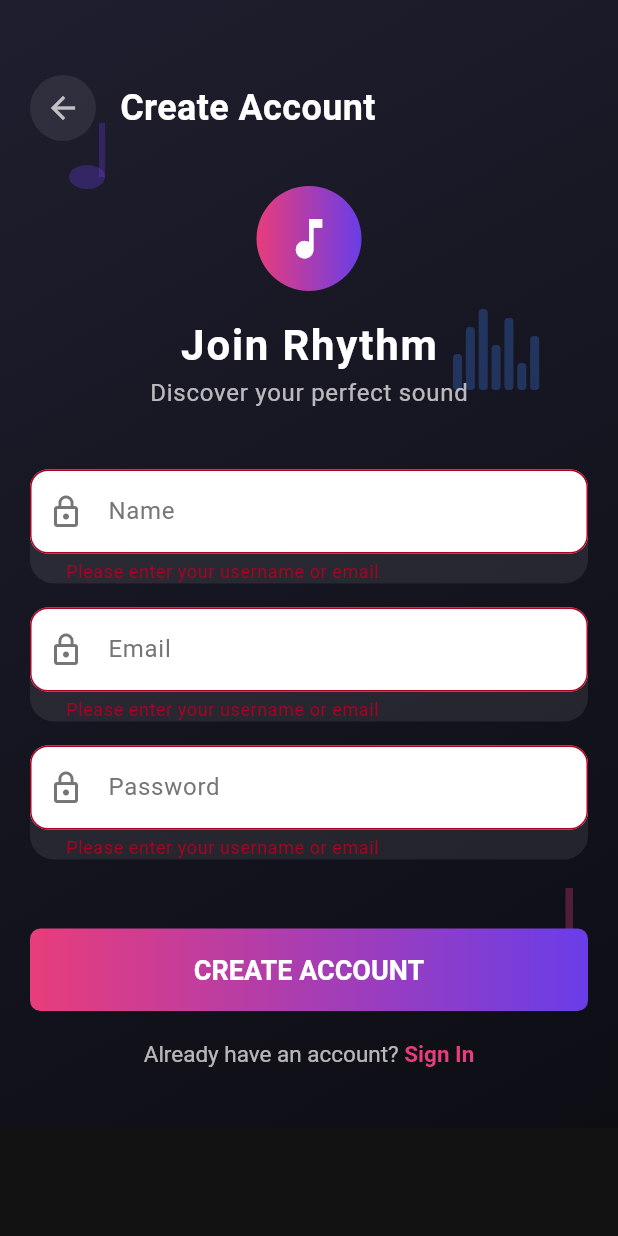
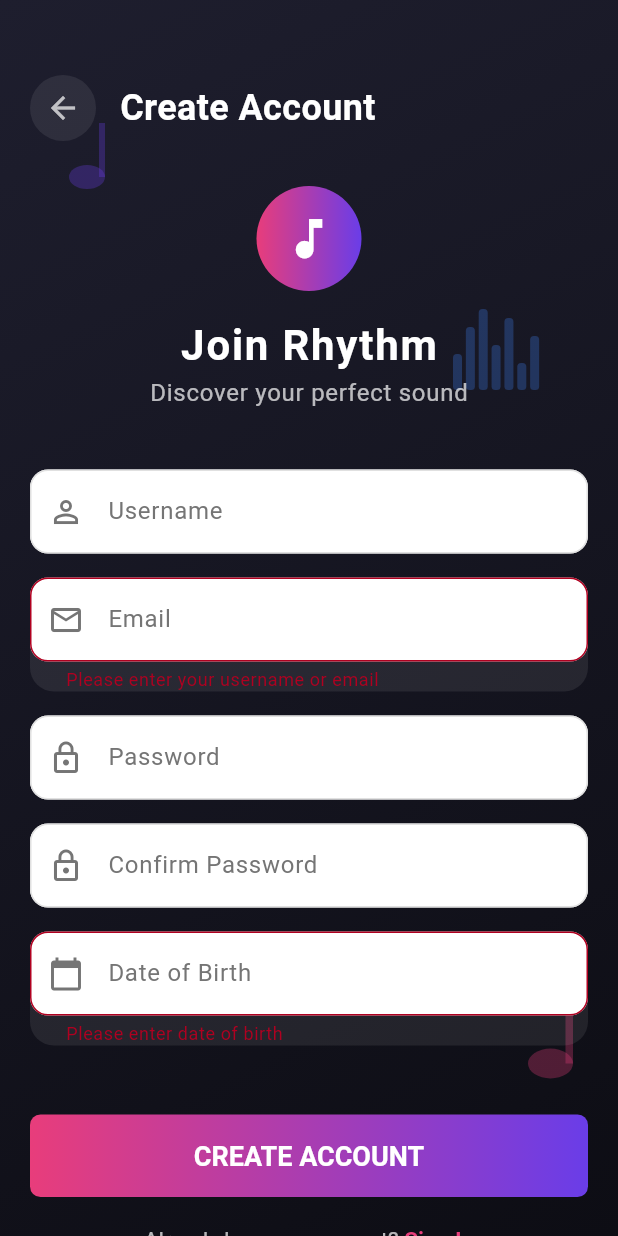
Before and after one commit to UTH-BrotherHood/fairsplit, a Flutter app: the SignUpPage screen opened directly, after a tap on "CREATE ACCOUNT", on a phone screen of 412 x 824 dp. Run offline on Flutter 3.47's test engine with Material 3 defaults, Android fonts, the light colour scheme and no system bars; our stand-ins replace firebase_core, flutter_riverpod, go_router, google_fonts, shared_preferences; accounts and stored records are empty.

Commit message:
feat: Expand SignUpPage with additional fields and validation
- Increased the number of input fields to include Username, Confirm Password, and Date of Birth.
- Implemented date parsing and validation for the Date of Birth field.
- Enhanced password confirmation validation to ensure passwords match.
- Updated success message to prompt email verification after account creation.
- Added a date picker for selecting the Date of Birth, improving user experience.

```diff
--- a/lib/features/auth/presentation/views/sign_up_page.dart
+++ b/lib/features/auth/presentation/views/sign_up_page.dart
@@ -17,16 +17,24 @@ class SignUpPage extends ConsumerStatefulWidget {
 
 class _SignUpPageState extends ConsumerState<SignUpPage> {
   List<TextEditingController> controllers = List.generate(
-    3,
+    5,
     (index) => TextEditingController(),
   );
 
-  final List<String> hintTexts = ["Name", "Email", "Password"];
+  final List<String> hintTexts = [
+    "Username",
+    "Email",
+    "Password",
+    "Confirm Password",
+    "Date of Birth",
+  ];
 
   final List<IconData> fieldIcons = [
     Icons.person_outline,
     Icons.email_outlined,
     Icons.lock_outline,
+    Icons.lock_outline,
+    Icons.calendar_today,
   ];
 
   final GlobalKey<FormState> _globalKey = GlobalKey<FormState>();
@@ -44,16 +52,29 @@ class _SignUpPageState extends ConsumerState<SignUpPage> {
   signup() async {
     setState(() => _loading = true);
     try {
+      // Parse date of birth
+      DateTime dateOfBirth;
+      try {
+        dateOfBirth = DateTime.parse(controllers[4].text);
+      } catch (e) {
+        throw Exception('Invalid date format. Please use YYYY-MM-DD');
+      }
+
       await ref
           .read(authViewModelProvider.notifier)
           .signUp(
-            name: controllers[0].text,
+            username: controllers[0].text,
             email: controllers[1].text,
             password: controllers[2].text,
-            dob: DateTime.now(),
+            confirmPassword: controllers[3].text,
+            dateOfBirth: dateOfBirth,
           );
       if (!mounted) return;
-      showSnackBar(content: 'Account created successfully', context: context);
+      showSnackBar(
+        content:
+            'Account created successfully! Please check your email to verify your account.',
+        context: context,
+      );
       Navigator.push(
         context,
         MaterialPageRoute(builder: (context) => LoginPage()),
@@ -227,7 +248,10 @@ class _SignUpPageState extends ConsumerState<SignUpPage> {
   Widget _buildSignupFields() {
     return Column(
       children: List.generate(controllers.length, (index) {
-        final bool isPasswordField = hintTexts[index] == "Password";
+        final bool isPasswordField =
+            hintTexts[index] == "Password" ||
+            hintTexts[index] == "Confirm Password";
+        final bool isDateField = hintTexts[index] == "Date of Birth";
 
         return Container(
           margin: EdgeInsets.only(bottom: 16),
@@ -238,13 +262,49 @@ class _SignUpPageState extends ConsumerState<SignUpPage> {
           child: CustomTextField(
             hintText: hintTexts[index],
             controller: controllers[index],
-            validator: (value) => Validators.validateEmail(value),
-            prefixIcon: Icons.lock_outline,
+            validator: (value) {
+              if (hintTexts[index] == "Email") {
+                return Validators.validateEmail(value);
+              } else if (hintTexts[index] == "Date of Birth") {
+                if (value == null || value.isEmpty) {
+                  return 'Please enter date of birth';
+                }
+                try {
+                  DateTime.parse(value);
+                  return null;
+                } catch (e) {
+                  return 'Please use format YYYY-MM-DD';
+                }
+              } else if (hintTexts[index] == "Confirm Password") {
+                if (value != controllers[2].text) {
+                  return 'Passwords do not match';
+                }
+                return null;
+              }
+              return null;
+            },
+            prefixIcon: fieldIcons[index],
             obscureText: isPasswordField,
+            onTap: isDateField ? () => _selectDate(context) : null,
+            readOnly: isDateField,
           ),
         );
       }),
     );
+  }
+
+  Future<void> _selectDate(BuildContext context) async {
+    final DateTime? picked = await showDatePicker(
+      context: context,
+      initialDate: DateTime.now().subtract(
+        Duration(days: 365 * 18),
+      ), // 18 years ago
+      firstDate: DateTime(1900),
+      lastDate: DateTime.now(),
+    );
+    if (picked != null) {
+      controllers[4].text = picked.toIso8601String().split('T')[0];
+    }
   }
 
   Widget _buildSignupButton() {
```
